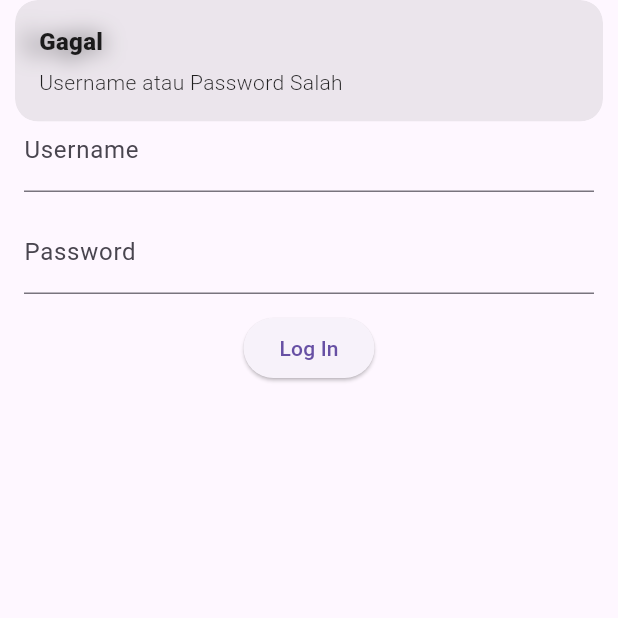
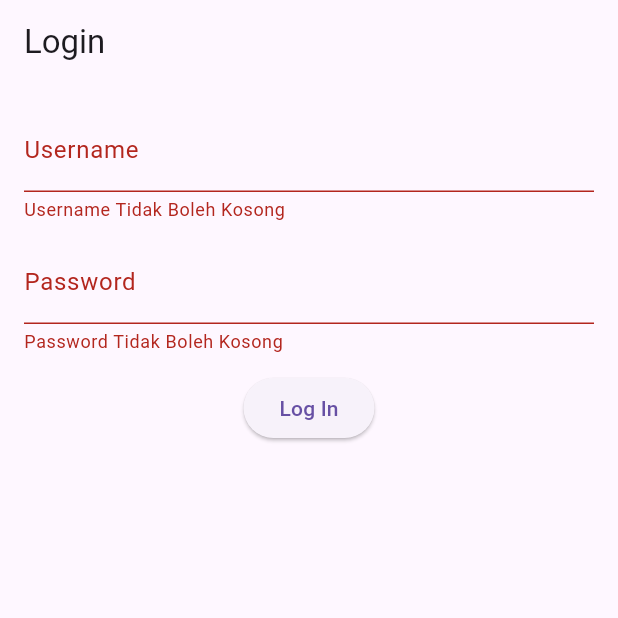
Before and after one commit to rizkyadde23/belajar_flutter, a Flutter app: the screen it shows after launch, after a tap on "Log In", on a phone screen of 412 x 824 dp, the top half of it. Run offline on Flutter 3.47's test engine with Material 3 defaults, Android fonts, the phone set to English and light mode, and no system bars; our stand-ins replace get, get_storage.

Commit message:
Add Form Validator

```diff
--- a/lib/pages/login.dart
+++ b/lib/pages/login.dart
@@ -3,23 +3,32 @@ import 'package:flutter/material.dart';
 import 'package:get/get.dart';
 import 'package:get_storage/get_storage.dart';
 
-class LoginPage extends StatelessWidget{
-  LoginPage ({super.key});
+class LoginPage extends StatefulWidget{
+  const LoginPage ({super.key});
+  @override
+  State<LoginPage> createState() => _LoginPageState();
+}
+
+class _LoginPageState extends State<LoginPage>{
+  final _formKey = GlobalKey<FormState>();
   final TextEditingController usernameController = TextEditingController();
   final TextEditingController passwordController = TextEditingController();
   final box = GetStorage();
 
-  void login(){
+    void _submitForm(){
+
+    if (_formKey.currentState!.validate()) {
     final username = usernameController.text;
     final password = passwordController.text;
-    if (username == 'admin'&&password=='admin123') {
+      if (username == 'admin' && password=='admin123') {
+      Get.snackbar("Berhasil", "Login Berhasil");
       box.write('isLoggedin', true);
-      Get.snackbar("Berhasil", 'Login Berhasil');
       Get.offAll(HomePage());
       } else {
         usernameController.clear();
         passwordController.clear();
-      Get.snackbar("Gagal", 'Username atau Password Salah');
+        Get.snackbar("Gagal", "Invalid Username or Password");
+      }
     }
   }
 
@@ -28,20 +37,25 @@ class LoginPage extends StatelessWidget{
     return Scaffold(
       appBar: AppBar(title: Text("Login"),),
       body: Padding(padding: EdgeInsets.all(16),
+      child: Form(
+        key: _formKey,
         child: Column(
           children: [
-          TextField(
+            TextFormField(
               controller: usernameController,
               decoration: InputDecoration(labelText: "Username"),
+              validator:(value) => value!.isEmpty ? "Username Tidak Boleh Kosong" : null,
             ),
             const SizedBox(height: 12,),
-          TextField(
+            TextFormField(
               controller: passwordController,
               decoration: InputDecoration(labelText: 'Password'),
+              validator: (value) => value!.isEmpty ? "Password Tidak Boleh Kosong" : null,
               ),
             const SizedBox(height: 12,),
-          ElevatedButton(onPressed: login, child: Text("Log In"))
+            ElevatedButton(onPressed: _submitForm, child: Text("Log In"))
           ],
+        ),
       ),
       ),
     );
```
Lines whose indentation alone changed are shown as unchanged.
